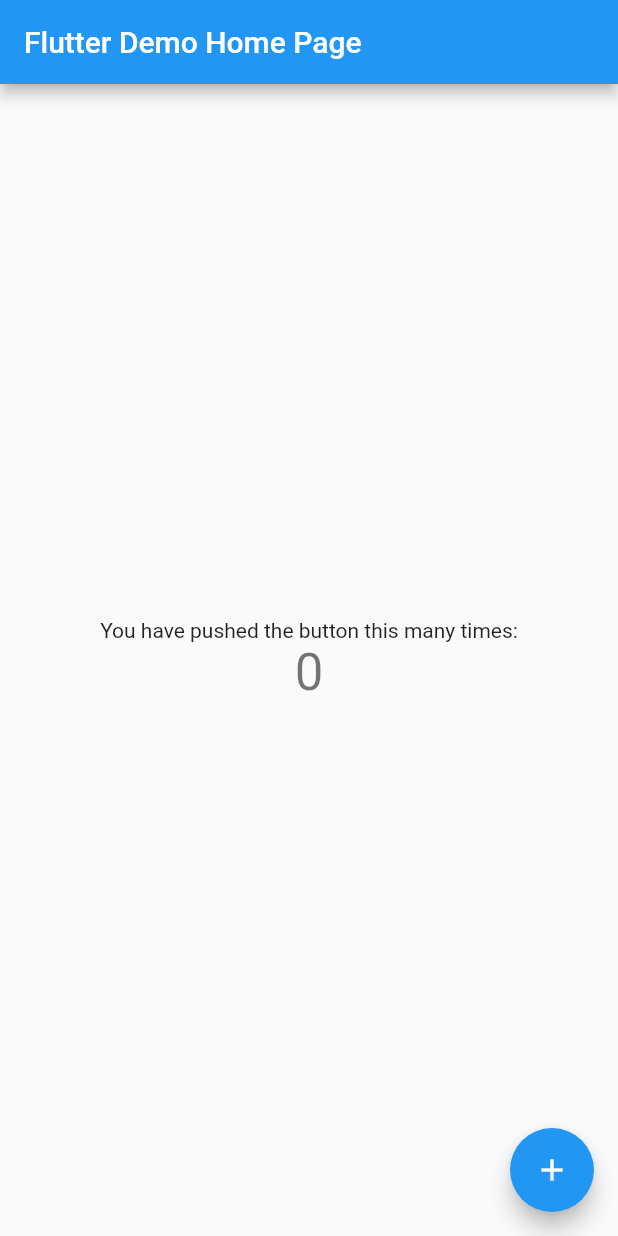
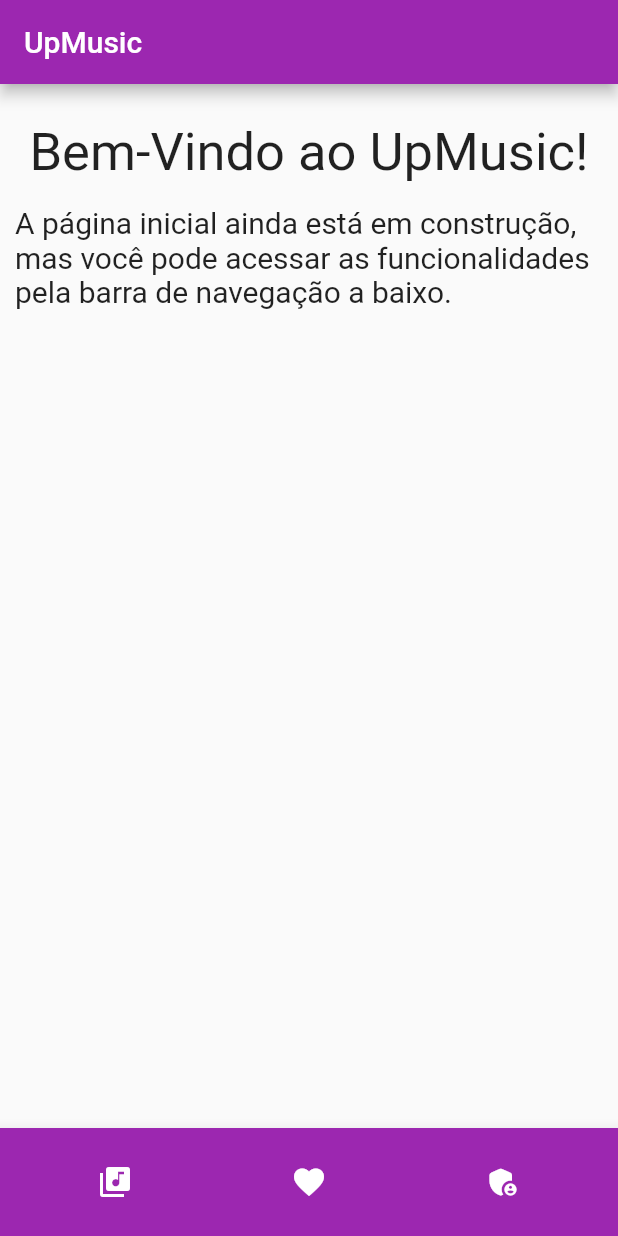
Before and after one commit to OnSeas/controle_de_musica_mobile, a Flutter app: the screen it shows after launch, on a phone screen of 412 x 824 dp. Run offline on Flutter 3.47's test engine with Material 2 defaults, Android fonts, the light colour scheme and no system bars; missing offline and left inert: dart:ffi.

Commit message:
página incial e criação de rotas

```diff
--- a/lib/main.dart
+++ b/lib/main.dart
@@ -1,3 +1,6 @@
+import 'package:controle_de_musica_mobile/routes/app-routes.dart';
+import 'package:controle_de_musica_mobile/views/create-music.dart';
+import 'package:controle_de_musica_mobile/views/music-list.dart';
 import 'package:flutter/material.dart';
 
 void main() {
@@ -11,36 +14,23 @@
   @override
   Widget build(BuildContext context) {
     return MaterialApp(
-      title: 'Flutter Demo',
+      title: 'UpMusic-material',
       theme: ThemeData(
-        // This is the theme of your application.
-        //
-        // Try running your application with "flutter run". You'll see the
-        // application has a blue toolbar. Then, without quitting the app, try
-        // changing the primarySwatch below to Colors.green and then invoke
-        // "hot reload" (press "r" in the console where you ran "flutter run",
-        // or simply save your changes to "hot reload" in a Flutter IDE).
-        // Notice that the counter didn't reset back to zero; the application
-        // is not restarted.
-        primarySwatch: Colors.blue,
+        primarySwatch: Colors.purple,
       ),
-      home: const MyHomePage(title: 'Flutter Demo Home Page'),
+      home: const MyHomePage(title: 'UpMusic'),
+      routes: {
+        AppRoutes.MUSIC_LIST:(context) => MusicList(),
+        AppRoutes.CREATE_MUSIC:(context) => CreateMusic()
+      },
     );
   }
 }
 
+// classe HOME
+
 class MyHomePage extends StatefulWidget {
   const MyHomePage({super.key, required this.title});
-
-  // This widget is the home page of your application. It is stateful, meaning
-  // that it has a State object (defined below) that contains fields that affect
-  // how it looks.
-
-  // This class is the configuration for the state. It holds the values (in this
-  // case the title) provided by the parent (in this case the App widget) and
-  // used by the build method of the State. Fields in a Widget subclass are
-  // always marked "final".
-
   final String title;
 
   @override
@@ -48,68 +38,66 @@
 }
 
 class _MyHomePageState extends State<MyHomePage> {
-  int _counter = 0;
-
-  void _incrementCounter() {
-    setState(() {
-      // This call to setState tells the Flutter framework that something has
-      // changed in this State, which causes it to rerun the build method below
-      // so that the display can reflect the updated values. If we changed
-      // _counter without calling setState(), then the build method would not be
-      // called again, and so nothing would appear to happen.
-      _counter++;
-    });
-  }
+  _MyHomePageState();
 
   @override
   Widget build(BuildContext context) {
-    // This method is rerun every time setState is called, for instance as done
-    // by the _incrementCounter method above.
-    //
-    // The Flutter framework has been optimized to make rerunning build methods
-    // fast, so that you can just rebuild anything that needs updating rather
-    // than having to individually change instances of widgets.
     return Scaffold(
       appBar: AppBar(
-        // Here we take the value from the MyHomePage object that was created by
-        // the App.build method, and use it to set our appbar title.
         title: Text(widget.title),
       ),
-      body: Center(
-        // Center is a layout widget. It takes a single child and positions it
-        // in the middle of the parent.
+      body: Container(
+        padding: EdgeInsets.all(10.0),
         child: Column(
-          // Column is also a layout widget. It takes a list of children and
-          // arranges them vertically. By default, it sizes itself to fit its
-          // children horizontally, and tries to be as tall as its parent.
-          //
-          // Invoke "debug painting" (press "p" in the console, choose the
-          // "Toggle Debug Paint" action from the Flutter Inspector in Android
-          // Studio, or the "Toggle Debug Paint" command in Visual Studio Code)
-          // to see the wireframe for each widget.
-          //
-          // Column has various properties to control how it sizes itself and
-          // how it positions its children. Here we use mainAxisAlignment to
-          // center the children vertically; the main axis here is the vertical
-          // axis because Columns are vertical (the cross axis would be
-          // horizontal).
-          mainAxisAlignment: MainAxisAlignment.center,
-          children: <Widget>[
-            const Text(
-              'You have pushed the button this many times:',
+          children: [
+            Container(
+              margin: EdgeInsets.fromLTRB(0, 15, 0, 5),
+              child: const Center(
+                child: Text(
+                  'Bem-Vindo ao UpMusic!',
+                  style: TextStyle(
+                    fontSize: 35.0
+                  ),
+                ),
+              ),
             ),
-            Text(
-              '$_counter',
-              style: Theme.of(context).textTheme.headline4,
+            Container(
+              margin: EdgeInsets.fromLTRB(0, 10, 0, 5),
+              child: const Text(
+                'A página inicial ainda está em construção, mas você pode acessar as funcionalidades pela barra de navegação a baixo.',
+                style: TextStyle(
+                  fontSize: 20.0
+                ),
+              )
             ),
           ],
+        )
+      ),
+      bottomNavigationBar: BottomAppBar(
+        color: Theme.of(context).colorScheme.primary,
+        child: IconTheme(
+          data: IconThemeData(color: Colors.white),
+          child: Padding(padding: const EdgeInsets.all(12.0), child: Row(
+            mainAxisAlignment: MainAxisAlignment.spaceAround,
+            children: [
+              IconButton(
+                icon: Icon(Icons.library_music),
+                onPressed: (() {})
+              ),
+              IconButton(
+                icon: Icon(Icons.favorite),
+                onPressed: (() {})
+              ),
+              IconButton(
+                icon: Icon(Icons.admin_panel_settings_rounded),
+                onPressed: (() {
+                  Navigator.pushNamed(context, AppRoutes.MUSIC_LIST);
+                })
+              ),
+            ],
+          ),),
         ),
-      ),
-      floatingActionButton: FloatingActionButton(
-        onPressed: _incrementCounter,
-        tooltip: 'Increment',
-        child: const Icon(Icons.add),
-      ), // This trailing comma makes auto-formatting nicer for build methods.
+      )
     );
   }
 }
--- /dev/null
+++ b/lib/routes/app-routes.dart
@@ -0,0 +1,5 @@
+class AppRoutes {
+  static const HOME = '/';
+  static const MUSIC_LIST = '/music-list';
+  static const CREATE_MUSIC = '/create-music';
+}
```
